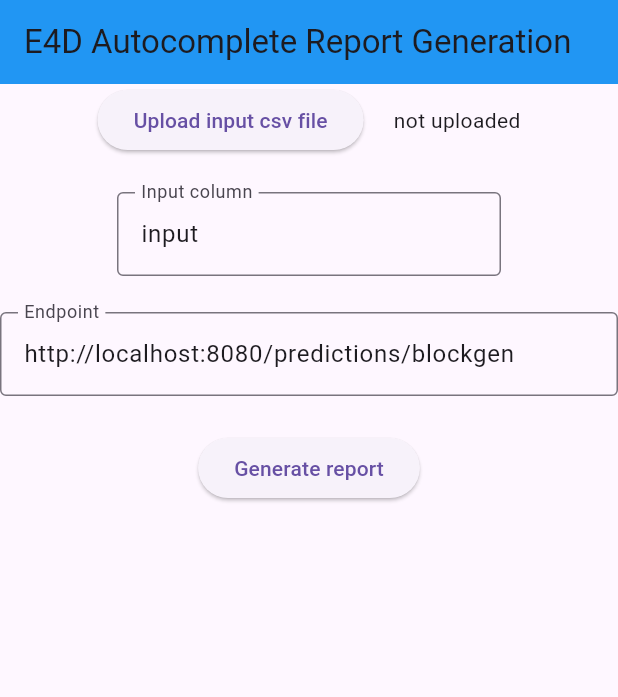
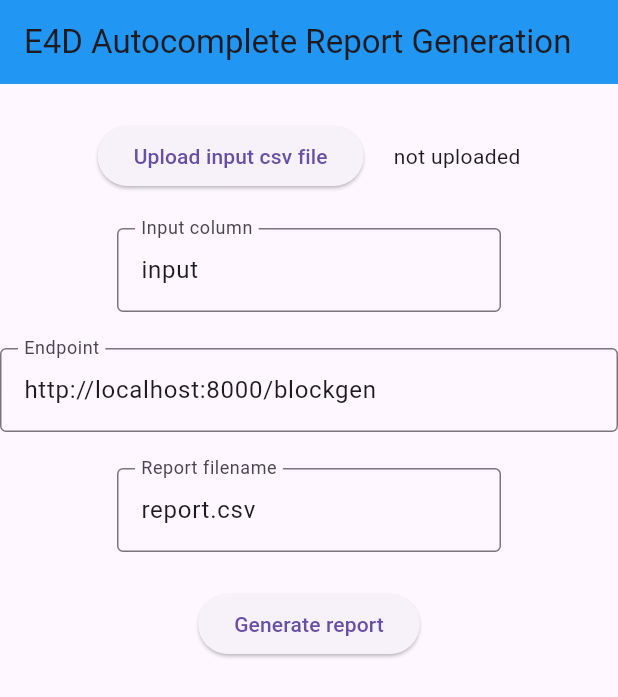
Before and after one commit to youngmo-kang/e4d-web-apps, a Flutter app: the screen it shows after launch, on a phone screen of 412 x 824 dp. Shown: the top 697 px of the screen. Run offline on Flutter 3.47's test engine with Material 3 defaults, Android fonts, the phone set to English and light mode, and no system bars; our stand-ins replace csv, file_picker; missing offline and left inert: universal_html.

Commit message:
add log; add download

```diff
--- a/report/lib/download.dart
+++ b/report/lib/download.dart
@@ -32,9 +32,6 @@ class _MyHomePageState extends State<MyHomePage> {
     final bytes = utf8.encode(text);
     final blob = html.Blob([bytes]);
     final url = html.Url.createObjectUrlFromBlob(blob);
-    final anchor = html.AnchorElement(href: url)
-      ..setAttribute("download", "user_text.txt")
-      ..click();
     html.Url.revokeObjectUrl(url);
   }
 
--- a/report/lib/main.dart
+++ b/report/lib/main.dart
@@ -3,6 +3,7 @@
 import 'package:file_picker/file_picker.dart';
 import 'package:flutter/material.dart';
 import 'package:csv/csv.dart';
+import 'package:universal_html/html.dart' as html;
 
 void main() {
   runApp(const ReportApp());
@@ -35,11 +36,19 @@
   // uploaded file name to display to the user
   String _fileName = "not uploaded";
   final _endpointController =
-      TextEditingController(text: "http://localhost:8080/predictions/blockgen");
+      TextEditingController(text: "http://localhost:8000/blockgen");
+  final _reportFilenameController = TextEditingController(text: "report.csv");
+  String _userLog = '';
 
   bool _isValidCsv(List<List<dynamic>> content) {
     if (content.length < 3) return false;
     return true;
+  }
+
+  void _log(String text) {
+    setState(() {
+      _userLog = '${DateTime.now()}: $text\n$_userLog';
+    });
   }
 
   // updates _fileName and _rowsOfColumns
@@ -52,10 +61,12 @@
           .convert(utf8.decode(file.bytes!).replaceAll('\r\n', '\n'));
       setState(() {
         if (_isValidCsv(content)) {
+          _log('${file.name} is a valid CSV');
           _rowsOfColumns = content;
           _fileName = file.name;
         } else {
           // not uploaded
+          _log('${file.name} is a NOT valid CSV');
           _rowsOfColumns = [];
           _fileName = "not uploaded";
         }
@@ -69,7 +80,8 @@
 
   Future<List<String>> _postRequest(Uri endpoint, List<String> bodies) async {
     List<String> responses = [];
-    for (var body in bodies) {
+    for (final (idx, body) in bodies.indexed) {
+      _log("Querying input ${idx + 1} out of ${bodies.length}...");
       var response = await http.post(endpoint,
           headers: {
             "Content-Type": "application/json",
@@ -82,6 +94,16 @@
       }
     }
     return responses;
+  }
+
+  void _createAndDownloadFile(String text) {
+    final bytes = utf8.encode(text);
+    final blob = html.Blob([bytes]);
+    final url = html.Url.createObjectUrlFromBlob(blob);
+    html.AnchorElement(href: url)
+      ..setAttribute('download', _reportFilenameController.text)
+      ..click();
+    _log("Done! ${_reportFilenameController.text} has been downloaded");
   }
 
   // generate report
@@ -110,6 +132,9 @@
         for (var ix = 1; ix < _rowsOfColumns.length; ++ix) {
           result[ix].add(responses[ix - 1]);
         }
+
+        final csv = const ListToCsvConverter(eol: "\n").convert(result);
+        _createAndDownloadFile(csv);
       });
     } catch (e) {
       return _error(e.toString());
@@ -117,6 +142,7 @@
   }
 
   void _error(String msg) {
+    _log(msg);
     ScaffoldMessenger.of(context).showSnackBar(
       SnackBar(content: Text(msg)),
     );
@@ -133,7 +159,11 @@
       ),
       body: Column(
         mainAxisAlignment: MainAxisAlignment.start,
+        crossAxisAlignment: CrossAxisAlignment.center,
         children: [
+          const SizedBox(
+            height: 24,
+          ),
           Row(
             mainAxisAlignment: MainAxisAlignment.center,
             children: [
@@ -201,10 +231,41 @@
           const SizedBox(
             height: 24,
           ),
+          SizedBox(
+            width: 256,
+            child: Form(
+              child: TextFormField(
+                autovalidateMode: AutovalidateMode.always,
+                controller: _reportFilenameController,
+                validator: (String? value) {
+                  return value != null &&
+                          RegExp(r'^[a-zA-Z0-9_.-]+$').hasMatch(value)
+                      ? null
+                      : "not a valid filename";
+                },
+                decoration: const InputDecoration(
+                  labelText: 'Report filename',
+                  border: OutlineInputBorder(),
+                ),
+              ),
+            ),
+          ),
+          const SizedBox(
+            height: 24,
+          ),
           Center(
             child: ElevatedButton(
               onPressed: _generate,
               child: const Text('Generate report'),
+            ),
+          ),
+          const SizedBox(
+            height: 24,
+          ),
+          Expanded(
+            child: SingleChildScrollView(
+              scrollDirection: Axis.vertical,
+              child: Text(_userLog),
             ),
           ),
         ],
```
Also changed, not shown: 1 other file.
